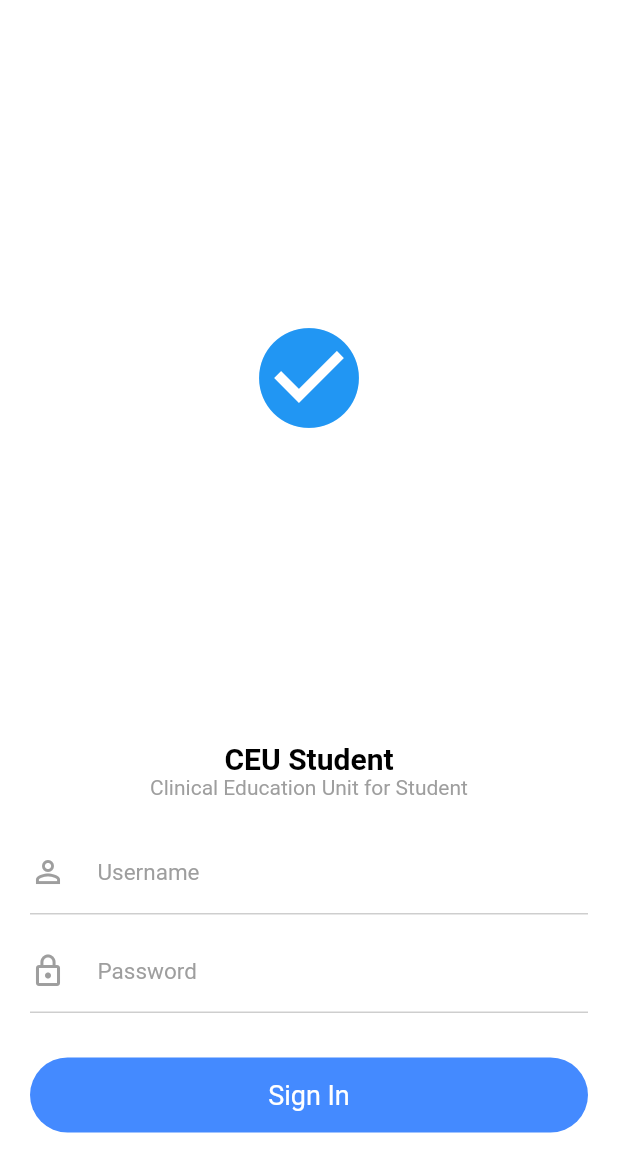
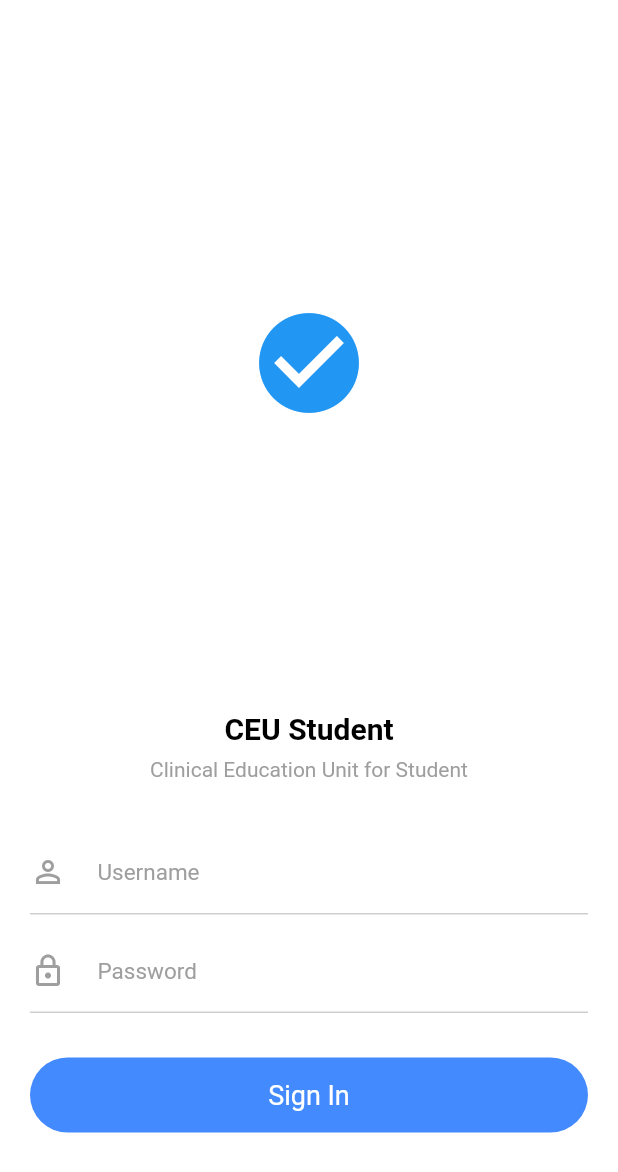
Before and after one commit to yusufhacktiv8/ceu_student_mobile, a Flutter app: the screen it shows after launch, on a phone screen of 412 x 824 dp. Shown: the top 1172 px of the screen. Run offline on Flutter 3.47's test engine with Material 2 defaults, Android fonts, the phone set to English and light mode, and no system bars; our stand-ins replace shared_preferences; missing offline and left inert: badge, flutter_circular_chart.

```diff
--- a/lib/security/login_page.dart
+++ b/lib/security/login_page.dart
@@ -36,13 +36,15 @@ class _LoginPageState extends State<LoginPage> {
               ),
             ),
             Container(
-              height: 70,
+              height: 90,
               child: Column(
                 children: <Widget>[
 //                  Icon(Icons.check_circle, size: 60, color: Colors.blue,),
                   Padding(padding: EdgeInsets.only(bottom: 10),),
                   Text("CEU Student", style: TextStyle(color: Colors.black, fontSize: 20, fontWeight: FontWeight.bold),),
+                  Padding(padding: EdgeInsets.only(bottom: 8),),
                   Text("Clinical Education Unit for Student", style: TextStyle(color: Colors.grey)),
+                  Padding(padding: EdgeInsets.only(bottom: 20),),
                 ],
               ),
             ),
```
Also changed, not shown: lib/components/header.dart (+7 -2 lines), lib/dashboard/dashboard_page.dart (+29 -3 lines).
